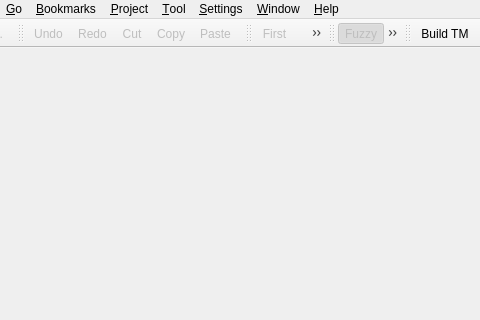
Qt form pootling/ui/MainEditor.ui (cc-archive/pootle) before a commit; both pictures show x 114 to 594 and y 0 to 320 of the 594 by 487 pixel window.
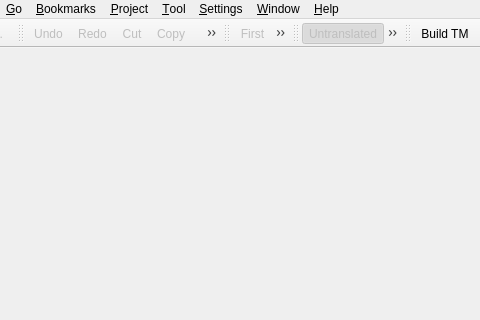
The same form after that commit. Icons and pictures are not drawn.

Commit message: fixed terminologies to usestring, reorder show/hide strings buttons and take out selectAll action from edit menu

The edit to the form file:
```diff
--- a/pootling/ui/MainEditor.ui
+++ b/pootling/ui/MainEditor.ui
@@ -282,9 +282,9 @@
    <attribute name="toolBarArea" >
     <number>4</number>
    </attribute>
+   <addaction name="actionFilterUntranslated" />
    <addaction name="actionFilterFuzzy" />
    <addaction name="actionFilterTranslated" />
-   <addaction name="actionFilterUntranslated" />
   </widget>
   <widget class="QToolBar" name="toolTM" >
    <property name="orientation" >
```
Left out of the diff: 204 changed lines with no effect on the pictures. The commit also changes 1 other file.
